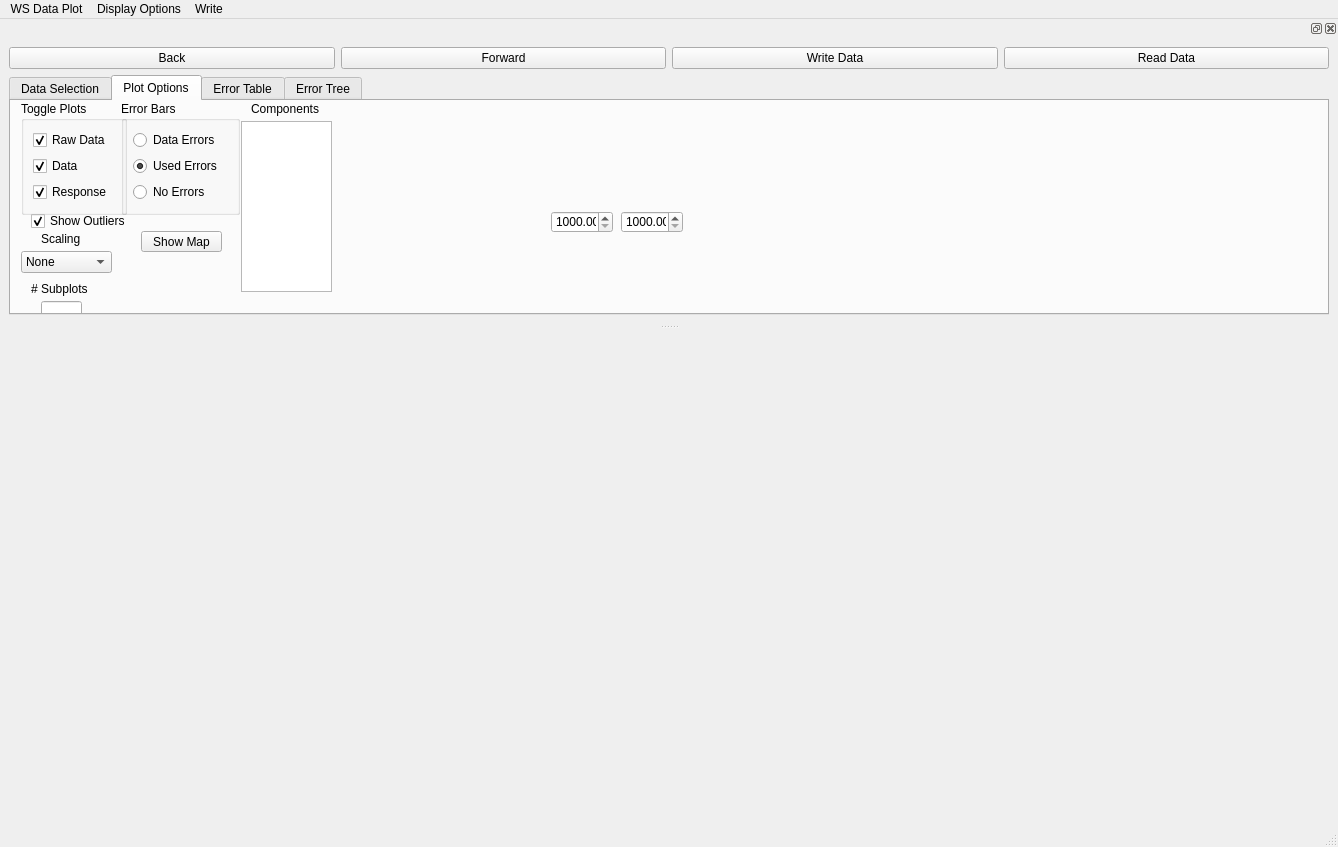
The window that DataGUI/data_plot.ui (eroots/pyMT) describes before a commit, drawn with Qt 5.
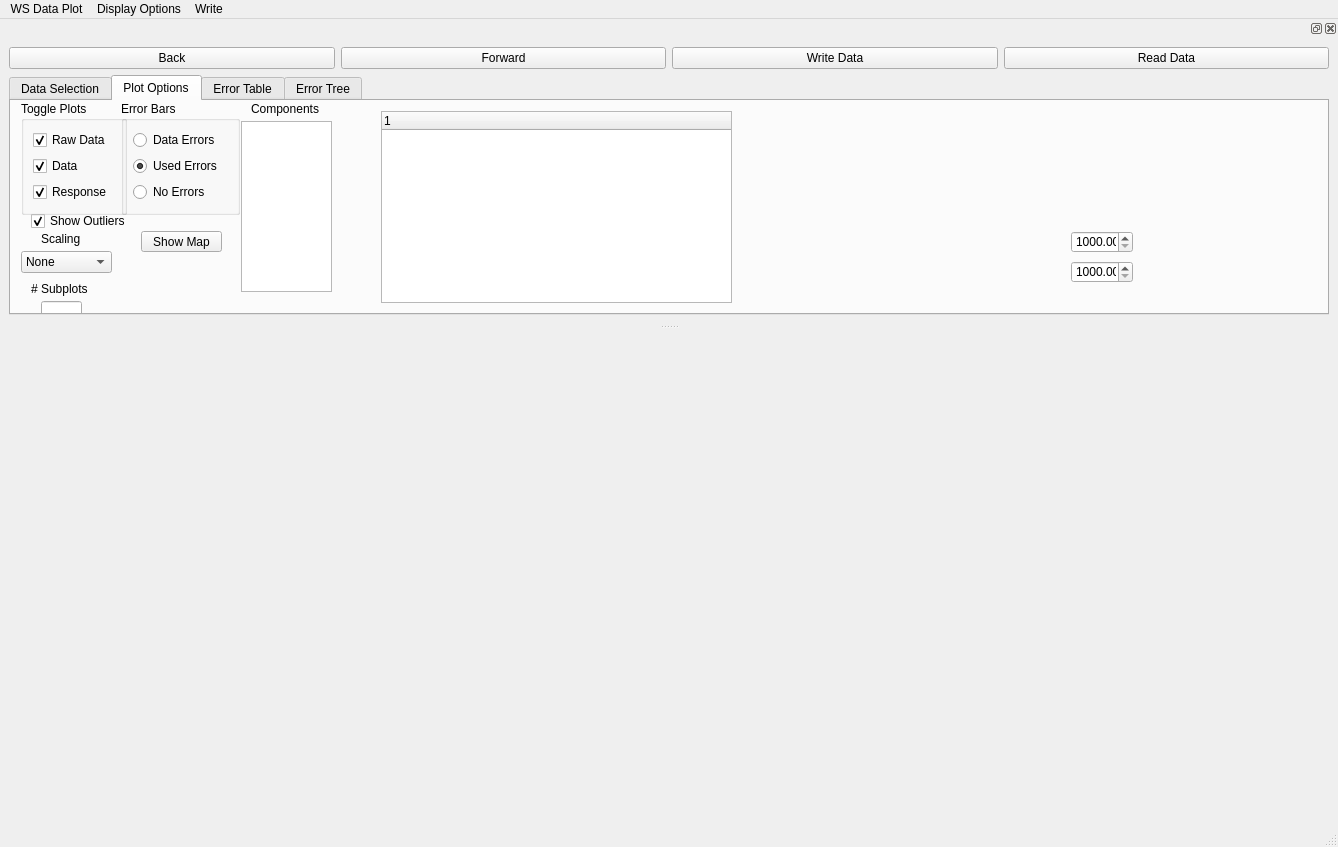
The same window after the commit. The open tabs and pages were chosen to show the change.

```diff
--- a/DataGUI/data_plot.ui
+++ b/DataGUI/data_plot.ui
@@ -514,8 +514,8 @@
         <widget class="QDoubleSpinBox" name="xMeshMin">
          <property name="geometry">
           <rect>
-           <x>540</x>
-           <y>110</y>
+           <x>1060</x>
+           <y>160</y>
            <width>62</width>
            <height>22</height>
           </rect>
@@ -530,8 +530,8 @@
         <widget class="QDoubleSpinBox" name="yMeshMin">
          <property name="geometry">
           <rect>
-           <x>610</x>
-           <y>110</y>
+           <x>1060</x>
+           <y>130</y>
            <width>62</width>
            <height>22</height>
           </rect>
@@ -559,6 +559,27 @@
           <bool>true</bool>
          </property>
         </widget>
+        <widget class="QTreeWidget" name="comp_tree">
+         <property name="geometry">
+          <rect>
+           <x>370</x>
+           <y>10</y>
+           <width>351</width>
+           <height>192</height>
+          </rect>
+         </property>
+         <property name="editTriggers">
+          <set>QAbstractItemView::CurrentChanged</set>
+         </property>
+         <property name="selectionMode">
+          <enum>QAbstractItemView::ExtendedSelection</enum>
+         </property>
+         <column>
+          <property name="text">
+           <string notr="true">1</string>
+          </property>
+         </column>
+        </widget>
        </widget>
        <widget class="QWidget" name="ErrorMap">
         <attribute name="title">
```
Left out of the diff: 2 changed lines with no effect on the pictures.
